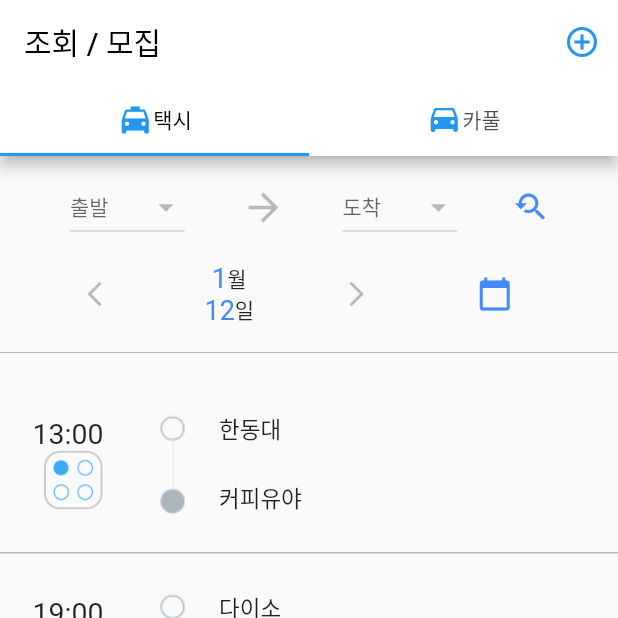
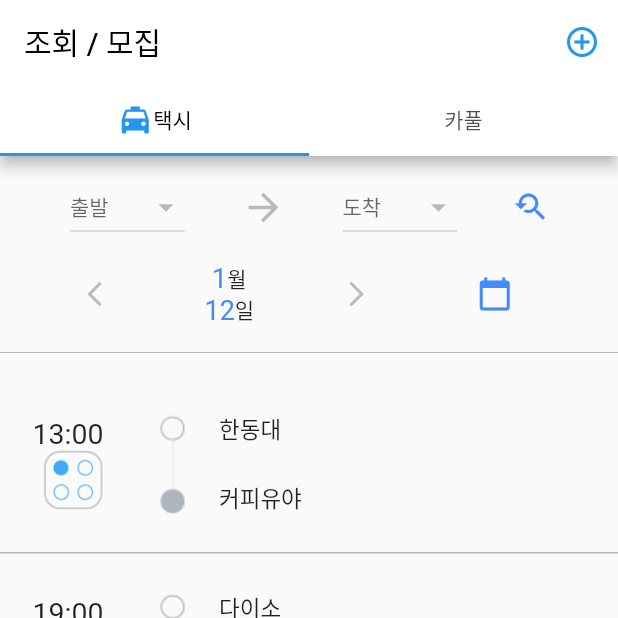
Before and after one commit to JangJuMan/iTaxi3.0, a Flutter app: the screen it shows after launch, on a phone screen of 412 x 824 dp, the top half of it. Run offline on Flutter 3.47's test engine with Material 2 defaults, Android fonts, the phone set to English and light mode, and no system bars.

Commit message:
주만: 에러나는 아이콘 일단 주석처리

```diff
--- a/lib/screen/listpage.dart
+++ b/lib/screen/listpage.dart
@@ -60,7 +60,7 @@ class _LeaveMenuState extends State<LeaveMenu> {
         child: Text('출발'),
       ),
       value: dropdownValue,
-      icon: Icon(Icons.arrow_drop_down_outlined),
+      // icon: Icon(Icons.arrow_drop_down_outlined),
       iconEnabledColor: Colors.black26,
       iconSize: 25,
       elevation: 12,
@@ -89,7 +89,7 @@ class _ArriveMenuState extends State<ArriveMenu> {
     return DropdownButton<String>(
       hint: Text('도착'),
       value: dropdownValue,
-      icon: Icon(Icons.arrow_drop_down_outlined),
+      // icon: Icon(Icons.arrow_drop_down_outlined),
       iconEnabledColor: Colors.black26,
       iconSize: 25,
       elevation: 12,
@@ -533,7 +533,7 @@ TabBar createTabBar() {
           mainAxisAlignment: MainAxisAlignment.center,
           children: [Icon(Icons.local_taxi, color: Colors.blue), Text('택시')]),
       Row(mainAxisAlignment: MainAxisAlignment.center, children: [
-        Icon(Icons.drive_eta_rounded, color: Colors.blue),
+        // Icon(Icons.drive_eta_rounded, color: Colors.blue),
         Text('카풀')
       ]),
     ],
```
Also changed, not shown: pubspec.lock.
